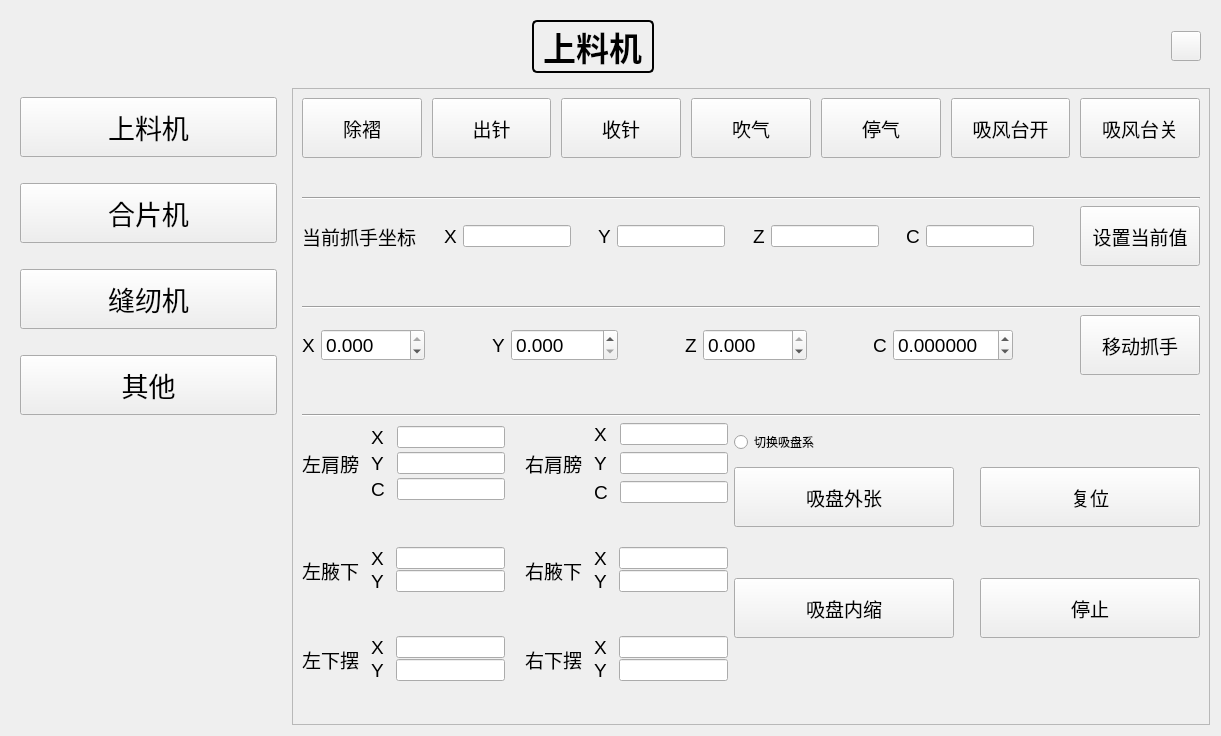
Old version of the form ui/developer_widget.ui in the repository Mrjiong-ff/syt_hmi.
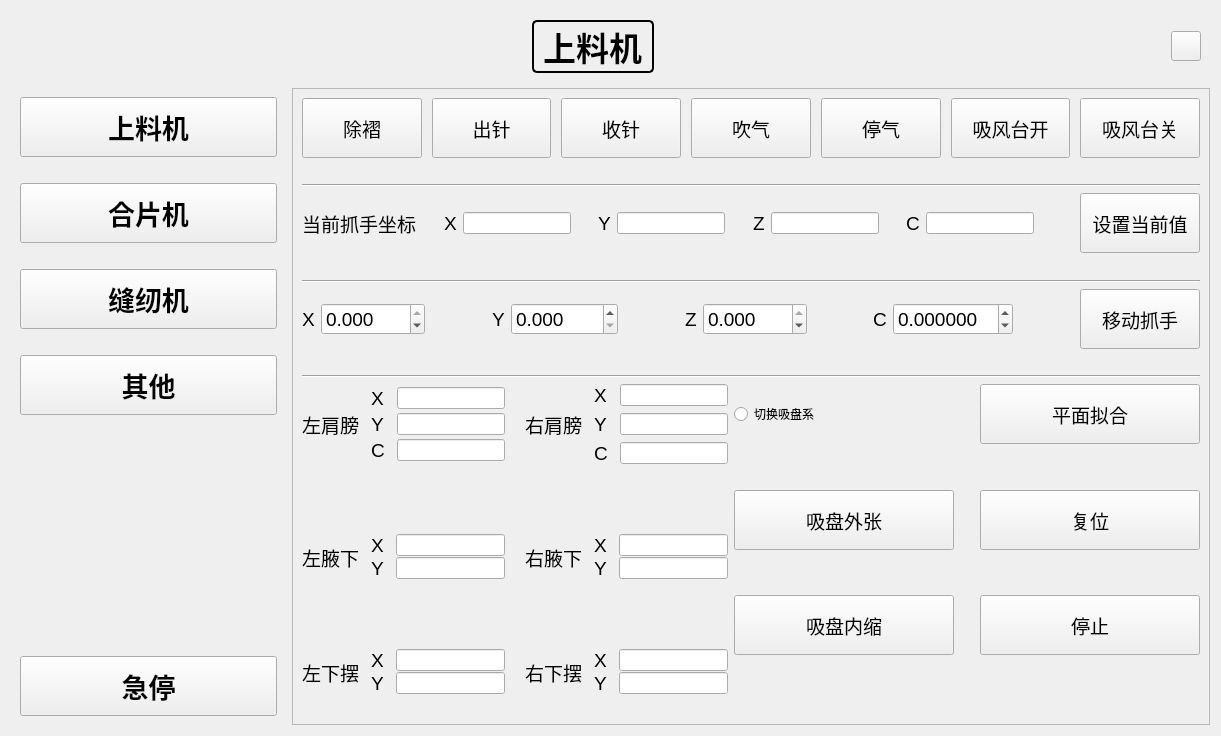
New version of the form. The open tabs and pages were chosen to show the change. Custom widgets are drawn as their Qt base class.

What changed in the file:
```diff
--- a/ui/developer_widget.ui
+++ b/ui/developer_widget.ui
@@ -106,6 +106,8 @@
           <property name="font">
            <font>
             <pointsize>20</pointsize>
+            <weight>75</weight>
+            <bold>true</bold>
            </font>
           </property>
           <property name="text">
@@ -124,6 +126,8 @@
           <property name="font">
            <font>
             <pointsize>20</pointsize>
+            <weight>75</weight>
+            <bold>true</bold>
            </font>
           </property>
           <property name="text">
@@ -142,6 +146,8 @@
           <property name="font">
            <font>
             <pointsize>20</pointsize>
+            <weight>75</weight>
+            <bold>true</bold>
            </font>
           </property>
           <property name="text">
@@ -160,6 +166,8 @@
           <property name="font">
            <font>
             <pointsize>20</pointsize>
+            <weight>75</weight>
+            <bold>true</bold>
            </font>
           </property>
           <property name="text">
@@ -180,6 +188,26 @@
           </property>
          </spacer>
         </item>
+        <item>
+         <widget class="WaterZoomButton" name="emergency_stop_btn">
+          <property name="minimumSize">
+           <size>
+            <width>0</width>
+            <height>60</height>
+           </size>
+          </property>
+          <property name="font">
+           <font>
+            <pointsize>20</pointsize>
+            <weight>75</weight>
+            <bold>true</bold>
+           </font>
+          </property>
+          <property name="text">
+           <string>急停</string>
+          </property>
+         </widget>
+        </item>
        </layout>
       </widget>
      </item>
@@ -1991,21 +2019,39 @@
            </item>
            <item>
             <layout class="QGridLayout" name="gridLayout_8">
-             <item row="0" column="3">
-              <spacer name="verticalSpacer_19">
+             <item row="3" column="1">
+              <spacer name="horizontalSpacer_10">
                <property name="orientation">
-                <enum>Qt::Vertical</enum>
+                <enum>Qt::Horizontal</enum>
                </property>
                <property name="sizeHint" stdset="0">
                 <size>
-                 <width>20</width>
-                 <height>40</height>
+                 <width>40</width>
+                 <height>20</height>
                 </size>
                </property>
               </spacer>
              </item>
-             <item row="4" column="3">
-              <spacer name="verticalSpacer_20">
+             <item row="0" column="4">
+              <widget class="QPushButton" name="fitting_plane_btn">
+               <property name="minimumSize">
+                <size>
+                 <width>80</width>
+                 <height>60</height>
+                </size>
+               </property>
+               <property name="font">
+                <font>
+                 <pointsize>14</pointsize>
+                </font>
+               </property>
+               <property name="text">
+                <string>平面拟合</string>
+               </property>
+              </widget>
+             </item>
+             <item row="3" column="3">
+              <spacer name="verticalSpacer_18">
                <property name="orientation">
                 <enum>Qt::Vertical</enum>
                </property>
@@ -2017,7 +2063,7 @@
                </property>
               </spacer>
              </item>
-             <item row="2" column="4">
+             <item row="3" column="4">
               <spacer name="horizontalSpacer_11">
                <property name="orientation">
                 <enum>Qt::Horizontal</enum>
@@ -2030,7 +2076,14 @@
                </property>
               </spacer>
              </item>
-             <item row="1" column="4">
+             <item row="0" column="1">
+              <widget class="QRadioButton" name="switch_sucker_axis_ratio_button">
+               <property name="text">
+                <string>切换吸盘系</string>
+               </property>
+              </widget>
+             </item>
+             <item row="2" column="4">
               <widget class="WaterZoomButton" name="compose_reset_btn">
                <property name="minimumSize">
                 <size>
@@ -2048,7 +2101,56 @@
                </property>
               </widget>
              </item>
-             <item row="1" column="1">
+             <item row="4" column="1">
+              <widget class="WaterZoomButton" name="sucker_shrink_btn">
+               <property name="minimumSize">
+                <size>
+                 <width>100</width>
+                 <height>60</height>
+                </size>
+               </property>
+               <property name="font">
+                <font>
+                 <pointsize>14</pointsize>
+                </font>
+               </property>
+               <property name="text">
+                <string>吸盘内缩</string>
+               </property>
+              </widget>
+             </item>
+             <item row="5" column="3">
+              <spacer name="verticalSpacer_20">
+               <property name="orientation">
+                <enum>Qt::Vertical</enum>
+               </property>
+               <property name="sizeHint" stdset="0">
+                <size>
+                 <width>20</width>
+                 <height>40</height>
+                </size>
+               </property>
+              </spacer>
+             </item>
+             <item row="4" column="4">
+              <widget class="WaterZoomButton" name="compose_stop_btn">
+               <property name="minimumSize">
+                <size>
+                 <width>80</width>
+                 <height>60</height>
+                </size>
+               </property>
+               <property name="font">
+                <font>
+                 <pointsize>14</pointsize>
+                </font>
+               </property>
+               <property name="text">
+                <string>停止</string>
+               </property>
+              </widget>
+             </item>
+             <item row="2" column="1">
               <widget class="WaterZoomButton" name="sucker_dilate_btn">
                <property name="minimumSize">
                 <size>
@@ -2066,33 +2168,7 @@
                </property>
               </widget>
              </item>
-             <item row="2" column="1">
-              <spacer name="horizontalSpacer_10">
-               <property name="orientation">
-                <enum>Qt::Horizontal</enum>
-               </property>
-               <property name="sizeHint" stdset="0">
-                <size>
-                 <width>40</width>
-                 <height>20</height>
-                </size>
-               </property>
-              </spacer>
-             </item>
-             <item row="2" column="3">
-              <spacer name="verticalSpacer_18">
-               <property name="orientation">
-                <enum>Qt::Vertical</enum>
-               </property>
-               <property name="sizeHint" stdset="0">
-                <size>
-                 <width>20</width>
-                 <height>40</height>
-                </size>
-               </property>
-              </spacer>
-             </item>
-             <item row="0" column="0" rowspan="5">
+             <item row="0" column="0" rowspan="6">
               <layout class="QGridLayout" name="gridLayout_7">
                <property name="horizontalSpacing">
                 <number>20</number>
@@ -2534,48 +2610,18 @@
                </item>
               </layout>
              </item>
-             <item row="3" column="1">
-              <widget class="WaterZoomButton" name="sucker_shrink_btn">
-               <property name="minimumSize">
-                <size>
-                 <width>100</width>
-                 <height>60</height>
-                </size>
+             <item row="1" column="3">
+              <spacer name="verticalSpacer_34">
+               <property name="orientation">
+                <enum>Qt::Vertical</enum>
                </property>
-               <property name="font">
-                <font>
-                 <pointsize>14</pointsize>
-                </font>
-               </property>
-               <property name="text">
-                <string>吸盘内缩</string>
-               </property>
-              </widget>
-             </item>
-             <item row="3" column="4">
-              <widget class="WaterZoomButton" name="compose_stop_btn">
-               <property name="minimumSize">
+               <property name="sizeHint" stdset="0">
                 <size>
-                 <width>80</width>
-                 <height>60</height>
+                 <width>20</width>
+                 <height>40</height>
                 </size>
                </property>
-               <property name="font">
-                <font>
-                 <pointsize>14</pointsize>
-                </font>
-               </property>
-               <property name="text">
-                <string>停止</string>
-               </property>
-              </widget>
-             </item>
-             <item row="0" column="1">
-              <widget class="QRadioButton" name="switch_sucker_axis_ratio_button">
-               <property name="text">
-                <string>切换吸盘系</string>
-               </property>
-              </widget>
+              </spacer>
              </item>
             </layout>
            </item>
@@ -4218,16 +4264,16 @@
   </layout>
  </widget>
  <customwidgets>
-  <customwidget>
-   <class>WaterZoomButton</class>
-   <extends>QPushButton</extends>
-   <header>syt_btn/waterzoombutton.h</header>
-  </customwidget>
   <customwidget>
    <class>WinCloseButton</class>
    <extends>QPushButton</extends>
    <header>syt_btn/winclosebutton.h</header>
   </customwidget>
+  <customwidget>
+   <class>WaterZoomButton</class>
+   <extends>QPushButton</extends>
+   <header>syt_btn/waterzoombutton.h</header>
+  </customwidget>
  </customwidgets>
  <tabstops>
   <tabstop>switch_load_btn</tabstop>
```
